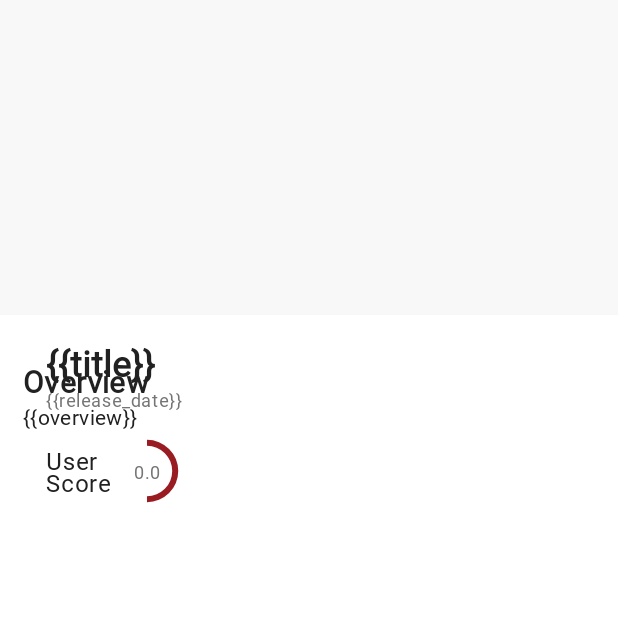
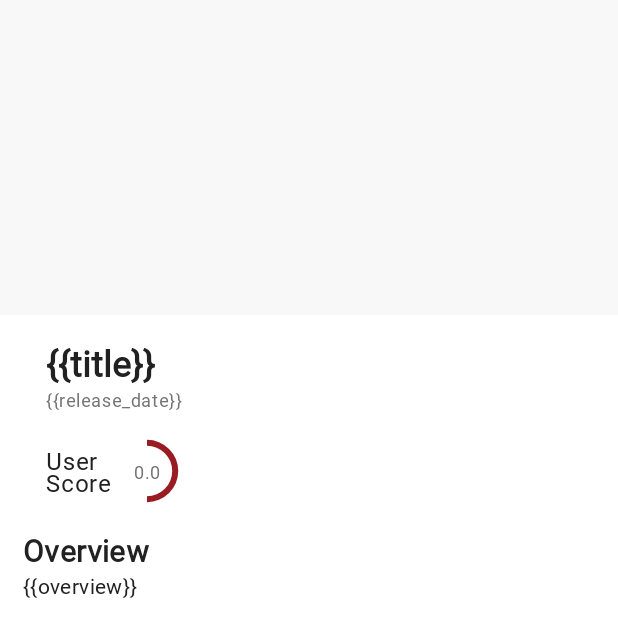
Before and after one commit to jcardama/movie-database, an Android app: the layout fragment_movie.xml on its own in the app's theme, with its tools: preview values and no code run, on a phone screen of 412 x 824 dp. Shown: the top 637 px of the screen. Run offline under Robolectric (Android 15) with nearby library versions, the phone set to English and light mode, and no system bars.

Commit message:
Improves layout distribution

```diff
--- a/app/src/main/res/layout/fragment_movie.xml
+++ b/app/src/main/res/layout/fragment_movie.xml
@@ -15,6 +15,27 @@
             android:layout_width="match_parent"
             android:layout_height="wrap_content"
             android:padding="@dimen/spacing_large">
+
+            <androidx.constraintlayout.widget.ConstraintLayout
+                android:id="@+id/general_information_layout"
+                android:layout_width="match_parent"
+                android:layout_height="wrap_content"
+                app:layout_constraintTop_toTopOf="parent">
+
+                <androidx.appcompat.widget.AppCompatImageView
+                    android:id="@+id/cover_image_view"
+                    android:layout_width="wrap_content"
+                    android:layout_height="wrap_content"
+                    app:layout_constraintStart_toStartOf="parent"
+                    app:layout_constraintTop_toTopOf="parent" />
+
+                <androidx.constraintlayout.widget.ConstraintLayout
+                    android:layout_width="0dp"
+                    android:layout_height="wrap_content"
+                    android:layout_marginStart="@dimen/spacing_large"
+                    app:layout_constraintEnd_toEndOf="parent"
+                    app:layout_constraintStart_toEndOf="@id/cover_image_view"
+                    app:layout_constraintTop_toTopOf="parent">
 
                     <ProgressBar
                         android:id="@+id/progress_bar"
@@ -34,12 +55,9 @@
 
                     <TextView
                         android:id="@+id/release_date_text_view"
-                android:layout_width="0dp"
+                        android:layout_width="match_parent"
                         android:layout_height="wrap_content"
-                android:layout_marginStart="@dimen/spacing_large"
                         android:textAppearance="@style/TextAppearance.MaterialComponents.Caption"
-                app:layout_constraintEnd_toEndOf="parent"
-                app:layout_constraintStart_toEndOf="@id/cover_image_view"
                         app:layout_constraintTop_toBottomOf="@id/title_text_view"
                         tools:text="{{release_date}}" />
 
@@ -47,23 +65,19 @@
                         android:id="@+id/score_hint_date_text_view"
                         android:layout_width="wrap_content"
                         android:layout_height="wrap_content"
-                android:layout_marginStart="@dimen/spacing_large"
                         android:lineSpacingMultiplier="0.8"
                         android:text="@string/hint_score"
                         android:textAppearance="@style/TextAppearance.MaterialComponents.Body1"
                         app:layout_constraintBottom_toBottomOf="@id/progress_bar"
-                app:layout_constraintStart_toEndOf="@id/cover_image_view"
+                        app:layout_constraintStart_toStartOf="parent"
                         app:layout_constraintTop_toTopOf="@id/progress_bar" />
 
                     <TextView
                         android:id="@+id/title_text_view"
-                android:layout_width="0dp"
+                        android:layout_width="match_parent"
                         android:layout_height="wrap_content"
-                android:layout_marginStart="@dimen/spacing_large"
                         android:textAppearance="@style/TextAppearance.MaterialComponents.Headline5"
                         android:textStyle="bold"
-                app:layout_constraintEnd_toEndOf="parent"
-                app:layout_constraintStart_toEndOf="@id/cover_image_view"
                         app:layout_constraintTop_toTopOf="parent"
                         tools:text="{{title}}" />
 
@@ -78,15 +92,24 @@
                         app:layout_constraintTop_toTopOf="@id/progress_bar"
                         tools:text="0.0" />
 
+                </androidx.constraintlayout.widget.ConstraintLayout>
+
+            </androidx.constraintlayout.widget.ConstraintLayout>
+
+            <androidx.constraintlayout.widget.ConstraintLayout
+                android:layout_width="match_parent"
+                android:layout_height="wrap_content"
+                android:layout_marginTop="@dimen/spacing_large"
+                app:layout_constraintTop_toBottomOf="@id/general_information_layout">
+
                 <TextView
                     android:id="@+id/overview_title_text_view"
                     android:layout_width="match_parent"
                     android:layout_height="wrap_content"
-                android:layout_marginTop="@dimen/spacing_large"
                     android:text="@string/title_overview"
                     android:textAppearance="@style/TextAppearance.MaterialComponents.Headline6"
                     android:textStyle="bold"
-                app:layout_constraintTop_toBottomOf="@id/cover_image_view" />
+                    app:layout_constraintTop_toTopOf="parent" />
 
                 <TextView
                     android:id="@+id/overview_text_view"
@@ -96,12 +119,7 @@
                     app:layout_constraintTop_toBottomOf="@id/overview_title_text_view"
                     tools:text="{{overview}}" />
 
-            <androidx.appcompat.widget.AppCompatImageView
-                android:id="@+id/cover_image_view"
-                android:layout_width="wrap_content"
-                android:layout_height="wrap_content"
-                app:layout_constraintStart_toStartOf="parent"
-                app:layout_constraintTop_toTopOf="parent" />
+            </androidx.constraintlayout.widget.ConstraintLayout>
 
         </androidx.constraintlayout.widget.ConstraintLayout>
 
```
Lines whose indentation alone changed are shown as unchanged.
